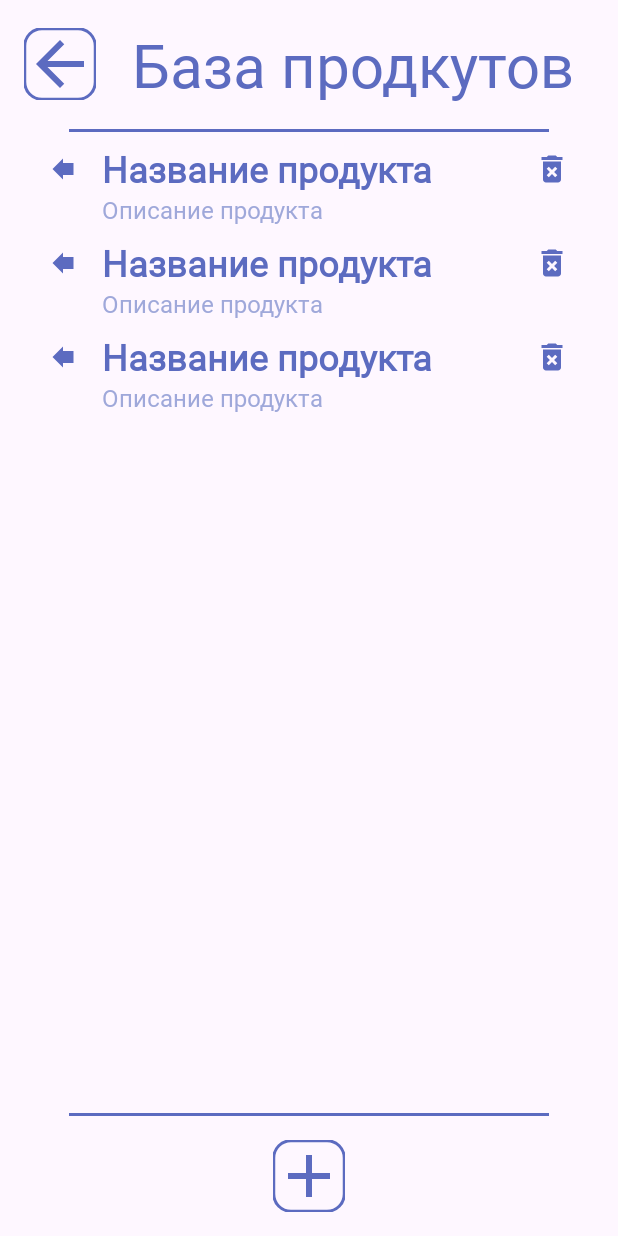
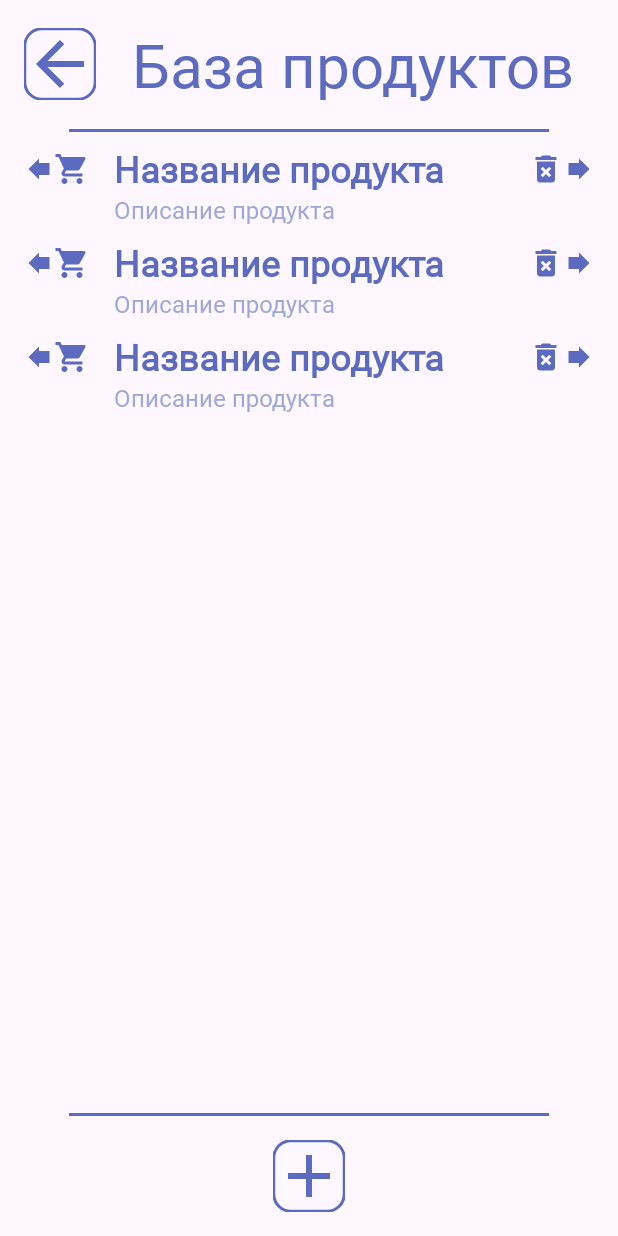
Before and after one commit to HUEY-news/WannaBuy, an Android app: the layout fragment_product_database.xml on its own in the app's theme, with its tools: preview values and no code run, on a phone screen of 412 x 824 dp. Run offline under Robolectric (Android 15) with nearby library versions, the phone set to English and light mode, and no system bars.

Commit message:
issue#33: Скорректировал UI экрана локальной БД.

```diff
--- /dev/null
+++ b/app/src/main/res/drawable/icon_shopping_cart.xml
@@ -0,0 +1,9 @@
+<vector xmlns:android="http://schemas.android.com/apk/res/android"
+    android:width="24dp"
+    android:height="24dp"
+    android:viewportWidth="24"
+    android:viewportHeight="24">
+  <path
+      android:pathData="M7,18c-1.1,0 -1.99,0.9 -1.99,2S5.9,22 7,22s2,-0.9 2,-2 -0.9,-2 -2,-2zM1,2v2h2l3.6,7.59 -1.35,2.45c-0.16,0.28 -0.25,0.61 -0.25,0.96 0,1.1 0.9,2 2,2h12v-2L7.42,15c-0.14,0 -0.25,-0.11 -0.25,-0.25l0.03,-0.12 0.9,-1.63h7.45c0.75,0 1.41,-0.41 1.75,-1.03l3.58,-6.49c0.08,-0.14 0.12,-0.31 0.12,-0.48 0,-0.55 -0.45,-1 -1,-1L5.21,4l-0.94,-2L1,2zM17,18c-1.1,0 -1.99,0.9 -1.99,2s0.89,2 1.99,2 2,-0.9 2,-2 -0.9,-2 -2,-2z"
+      android:fillColor="#e8eaed"/>
+</vector>
--- a/app/src/main/res/layout/fragment_product_database.xml
+++ b/app/src/main/res/layout/fragment_product_database.xml
@@ -37,7 +37,7 @@
             android:fontFamily="@font/font_mister_brush"
             android:gravity="center_vertical"
             android:paddingVertical="16dp"
-            android:text="База продкутов"
+            android:text="База продуктов"
             android:textColor="@color/blue_400"
             android:textSize="40sp" />
     </LinearLayout>
--- a/app/src/main/res/layout/item_database_product.xml
+++ b/app/src/main/res/layout/item_database_product.xml
@@ -1,25 +1,33 @@
 <?xml version="1.0" encoding="utf-8"?>
 
-<androidx.constraintlayout.widget.ConstraintLayout
-    xmlns:android="http://schemas.android.com/apk/res/android"
+<androidx.constraintlayout.widget.ConstraintLayout xmlns:android="http://schemas.android.com/apk/res/android"
     xmlns:app="http://schemas.android.com/apk/res-auto"
     xmlns:tools="http://schemas.android.com/tools"
     android:layout_width="match_parent"
     android:layout_height="wrap_content"
-    android:paddingStart="16dp"
+    android:paddingHorizontal="16dp"
     android:paddingTop="8dp"
-    android:paddingEnd="32dp"
     tools:ignore="HardcodedText">
 
     <ImageView
-        android:id="@+id/arrow_add"
+        android:id="@+id/arrow_left"
         android:layout_width="wrap_content"
         android:layout_height="wrap_content"
-        android:layout_marginStart="16dp"
         android:src="@drawable/icon_arrow"
         app:layout_constraintBottom_toBottomOf="@id/product_name"
+        app:layout_constraintEnd_toStartOf="@id/shopping_cart"
         app:layout_constraintStart_toStartOf="parent"
-        app:layout_constraintTop_toTopOf="@id/product_name"
+        app:layout_constraintTop_toTopOf="parent"
+        app:tint="@color/blue_400" />
+
+    <ImageView
+        android:id="@+id/shopping_cart"
+        android:layout_width="wrap_content"
+        android:layout_height="wrap_content"
+        android:src="@drawable/icon_shopping_cart"
+        app:layout_constraintBottom_toBottomOf="@id/product_name"
+        app:layout_constraintStart_toEndOf="@id/arrow_left"
+        app:layout_constraintTop_toTopOf="parent"
         app:tint="@color/blue_400" />
 
     <TextView
@@ -35,7 +43,7 @@
         android:textSize="24sp"
         android:textStyle="bold"
         app:layout_constraintEnd_toStartOf="@id/button_delete"
-        app:layout_constraintStart_toEndOf="@id/arrow_add"
+        app:layout_constraintStart_toEndOf="@id/shopping_cart"
         app:layout_constraintTop_toTopOf="parent" />
 
     <TextView
@@ -58,11 +66,21 @@
         android:id="@+id/button_delete"
         android:layout_width="wrap_content"
         android:layout_height="wrap_content"
-        android:layout_marginStart="16dp"
         android:src="@drawable/icon_delete"
         app:layout_constraintBottom_toBottomOf="@id/product_name"
+        app:layout_constraintEnd_toStartOf="@id/arrow_right"
+        app:layout_constraintTop_toTopOf="parent"
+        app:tint="@color/blue_400" />
+
+    <ImageView
+        android:id="@+id/arrow_right"
+        android:layout_width="wrap_content"
+        android:layout_height="wrap_content"
+        android:scaleX="-1"
+        android:src="@drawable/icon_arrow"
+        app:layout_constraintBottom_toBottomOf="@id/product_name"
         app:layout_constraintEnd_toEndOf="parent"
-        app:layout_constraintTop_toTopOf="@id/product_name"
+        app:layout_constraintTop_toTopOf="parent"
         app:tint="@color/blue_400" />
 
 </androidx.constraintlayout.widget.ConstraintLayout>
```
Also changed, not shown: app/src/main/java/com/houston/buy/presentation/ProductDatabaseViewModel.kt (+3 -4 lines), app/src/main/java/com/houston/buy/ui/productCreation/ProductCreationFragment.kt (+14 -10 lines), app/src/main/java/com/houston/buy/ui/productDatabase/ProductDatabaseAdapter.kt (+6 -11 lines), app/src/main/java/com/houston/buy/ui/productDatabase/ProductDatabaseFragment.kt (+5 -18 lines).
